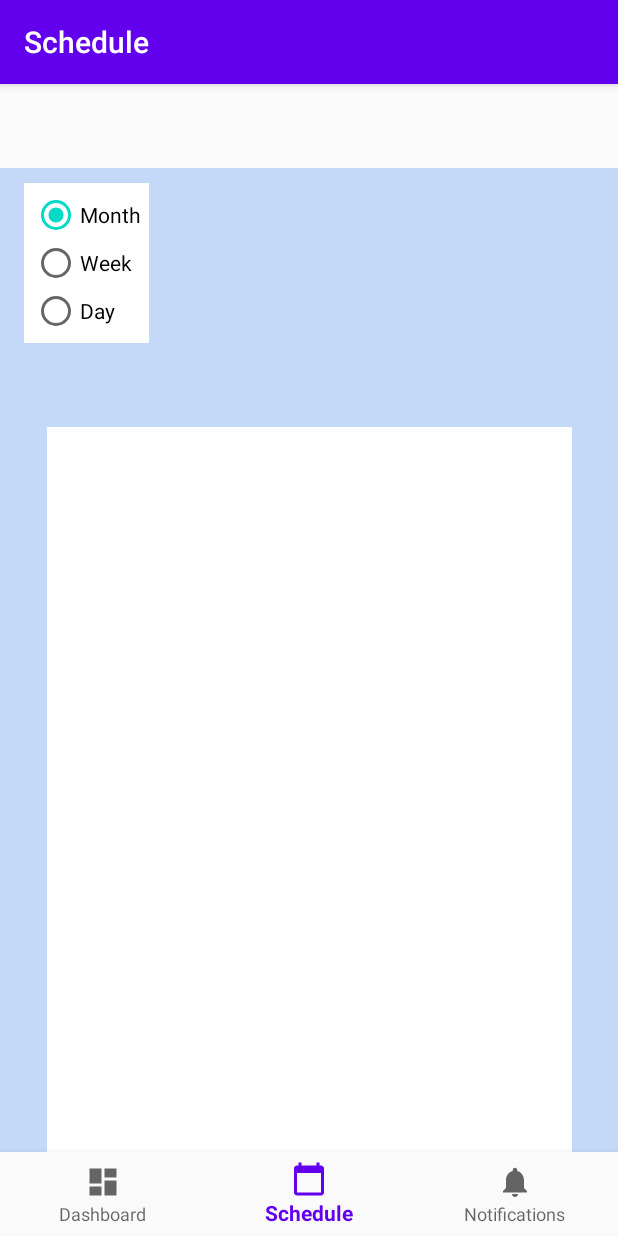
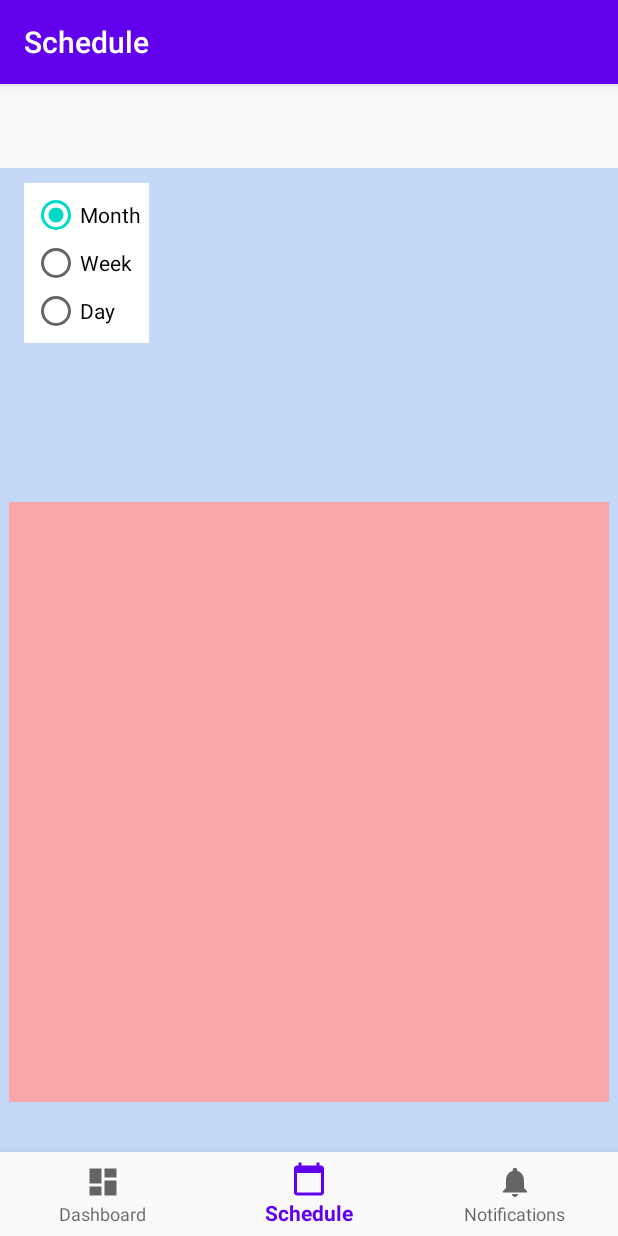
Before and after one commit to rhyzue/Motion, an Android app: the ScheduleFragment screen opened through its navigation route, on a phone screen of 412 x 824 dp. Run offline under Robolectric (Android 15) with nearby library versions, the phone set to English and light mode, and no system bars; our stand-ins replace navigation-ui.

Commit message:
switch fragment on radio button selection

```diff
--- a/app/build.gradle
+++ b/app/build.gradle
@@ -50,6 +50,8 @@ dependencies {
     implementation 'androidx.lifecycle:lifecycle-extensions:2.2.0'
     implementation 'androidx.navigation:navigation-fragment-ktx:2.2.1'
     implementation 'androidx.navigation:navigation-ui-ktx:2.2.1'
+    implementation 'androidx.legacy:legacy-support-v4:1.0.0'
+    implementation 'androidx.lifecycle:lifecycle-viewmodel-ktx:2.2.0'
     testImplementation 'junit:junit:4.12'
     androidTestImplementation 'androidx.test.ext:junit:1.1.1'
     androidTestImplementation 'androidx.test.espresso:espresso-core:3.2.0'
--- a/app/src/main/res/layout/fragment_schedule.xml
+++ b/app/src/main/res/layout/fragment_schedule.xml
@@ -8,7 +8,7 @@
     tools:context=".ui.schedule.ScheduleFragment">
 
     <LinearLayout
-        android:id="@+id/linearLayout"
+        android:id="@+id/scheduleWidgetContainer"
         android:layout_width="fill_parent"
         android:layout_height="wrap_content"
         android:background="#C4D8F8"
@@ -54,24 +54,15 @@
 
     </LinearLayout>
 
-    <androidx.constraintlayout.widget.ConstraintLayout
-        android:id="@+id/calendar_container"
-        android:layout_width="350dp"
-        android:layout_height="500dp"
-        android:background="#FFFFFF"
+    <FrameLayout
+        android:id="@+id/child_container"
+        android:layout_width="400dp"
+        android:layout_height="400dp"
+        android:background="#F7A7A7"
         app:layout_constraintBottom_toBottomOf="parent"
         app:layout_constraintEnd_toEndOf="parent"
         app:layout_constraintStart_toStartOf="parent"
-        app:layout_constraintTop_toBottomOf="@+id/linearLayout">
-
-        <ViewStub
-            android:id="@+id/calendar_stub"
-            android:inflatedId="@+id/calendar_c"
-            android:layout_width="match_parent"
-            android:layout_height="match_parent">
-        </ViewStub>
+        app:layout_constraintTop_toBottomOf="@+id/scheduleWidgetContainer"></FrameLayout>
 
 
-    </androidx.constraintlayout.widget.ConstraintLayout>
-
 </androidx.constraintlayout.widget.ConstraintLayout>
```
Also changed, not shown: app/src/main/java/com/rhyzue/motion/ui/schedule/ScheduleFragment.kt (+6 -16 lines), app/src/main/java/com/rhyzue/motion/ui/schedule/month/MonthFragment.kt (added, +33 -0 lines), app/src/main/java/com/rhyzue/motion/ui/schedule/month/MonthViewModel.kt (added, +7 -0 lines), app/src/main/res/layout/calendar_month.xml (deleted, +0 -17 lines), app/src/main/res/layout/month_fragment.xml (added, +14 -0 lines).
